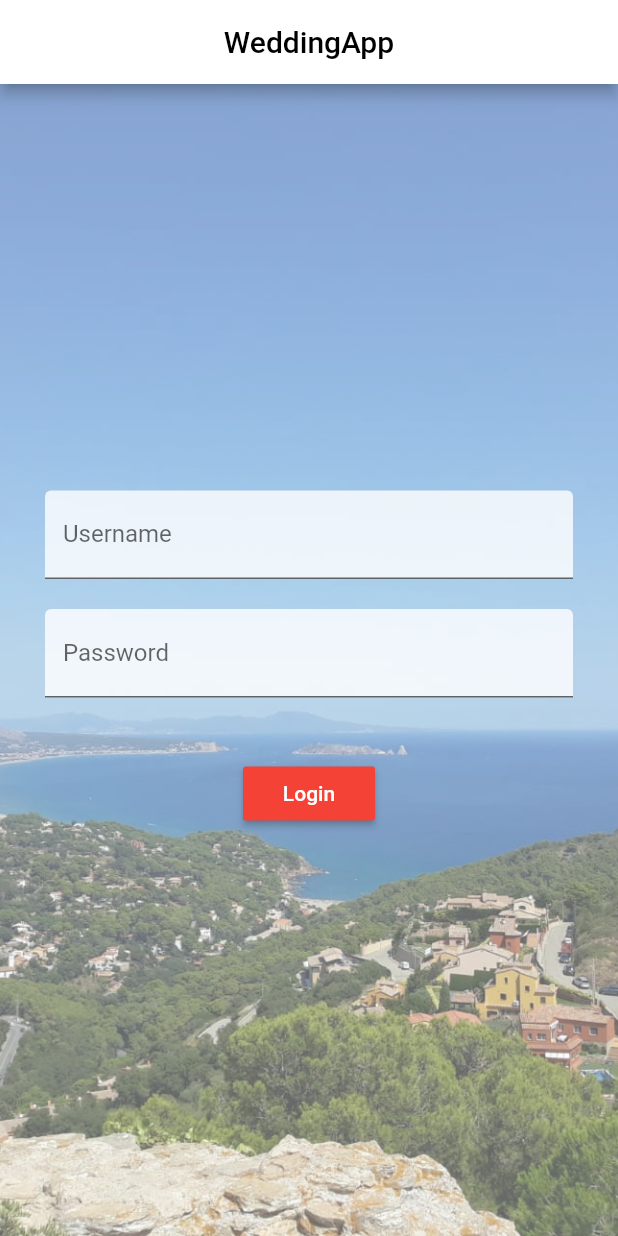
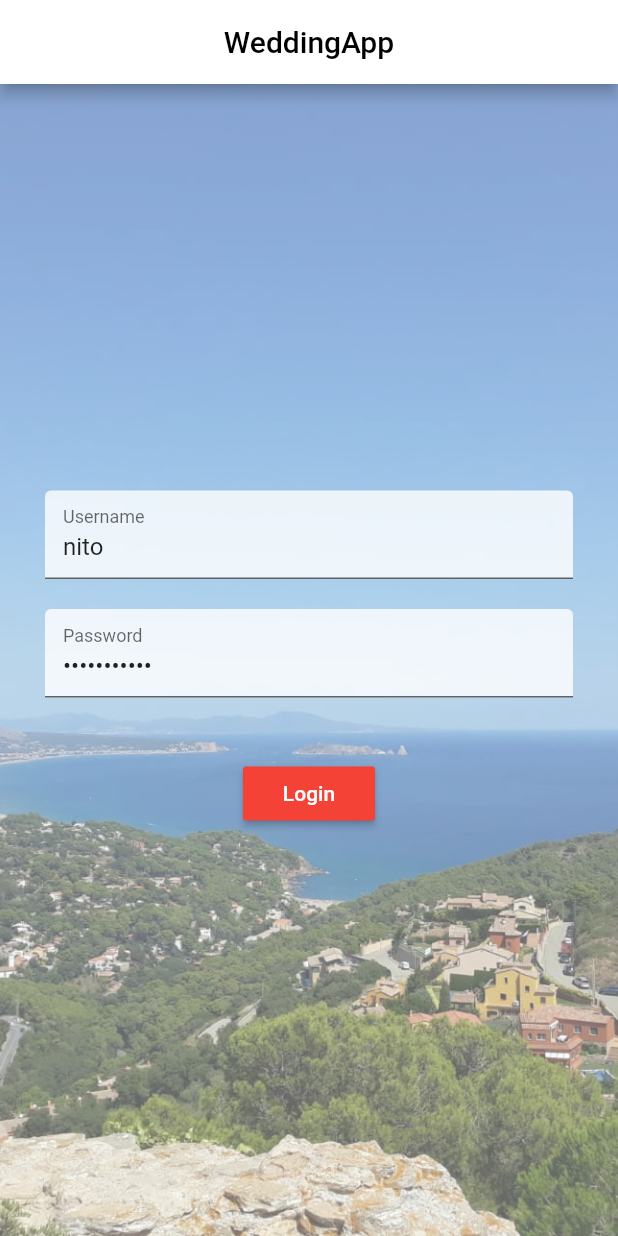
Before and after one commit to AdilHernandez91/wedding-flutter, a Flutter app: the screen it shows after launch, on a phone screen of 412 x 824 dp. Run offline on Flutter 3.47's test engine with Material 2 defaults, Android fonts, the phone set to English and light mode, and no system bars; our stand-ins replace progress_dialog, shared_preferences; accounts and stored records are empty.

Commit message:
Added initialValues for testing

```diff
--- a/lib/screens/login_screen.dart
+++ b/lib/screens/login_screen.dart
@@ -75,6 +75,7 @@ class _LoginScreenState extends State<LoginScreen> {
 
   TextFormField _buildUsernameField() {
     return TextFormField(
+      initialValue: 'nito',
       focusNode: _usernameFocus,
       textInputAction: TextInputAction.next,
       decoration: InputDecoration(
@@ -99,6 +100,7 @@ class _LoginScreenState extends State<LoginScreen> {
 
   TextFormField _buildPasswordField() {
     return TextFormField(
+      initialValue: 'deadsoul696',
       focusNode: _passwordFocus,
       obscureText: true,
       textInputAction: TextInputAction.done,
```
